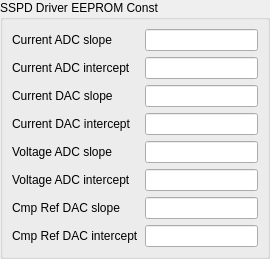
First picture: the form in Service/Calibration/wsspddriver.ui, repository OzhegovRoman/ControlUnit4_Software, before the edit.
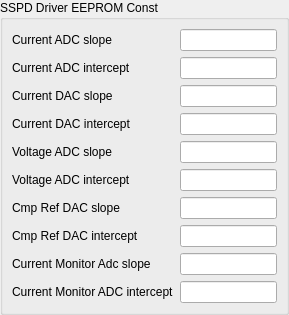
Second picture: the form after the edit.

What changed in the file:
```diff
--- a/Service/Calibration/wsspddriver.ui
+++ b/Service/Calibration/wsspddriver.ui
@@ -6,8 +6,8 @@
    <rect>
     <x>0</x>
     <y>0</y>
-    <width>270</width>
-    <height>235</height>
+    <width>289</width>
+    <height>299</height>
    </rect>
   </property>
   <property name="windowTitle">
@@ -146,6 +146,26 @@
       <item row="7" column="1">
        <widget class="QLineEdit" name="leCmpRefDacIntercept"/>
       </item>
+      <item row="8" column="0">
+       <widget class="QLabel" name="lbCurrentMonitorAdcSlope">
+        <property name="text">
+         <string>Current Monitor Adc slope</string>
+        </property>
+       </widget>
+      </item>
+      <item row="8" column="1">
+       <widget class="QLineEdit" name="leCurrentMonitorAdcSlope"/>
+      </item>
+      <item row="9" column="0">
+       <widget class="QLabel" name="lbCurrentMonitorAdcIntercept">
+        <property name="text">
+         <string>Current Monitor ADC intercept</string>
+        </property>
+       </widget>
+      </item>
+      <item row="9" column="1">
+       <widget class="QLineEdit" name="leCurrentMonitorAdcIntercept"/>
+      </item>
      </layout>
      <zorder>leCurrentAdcSlope</zorder>
      <zorder>label_3</zorder>
```
Left out of the diff: 6 changed lines with no effect on the pictures.
